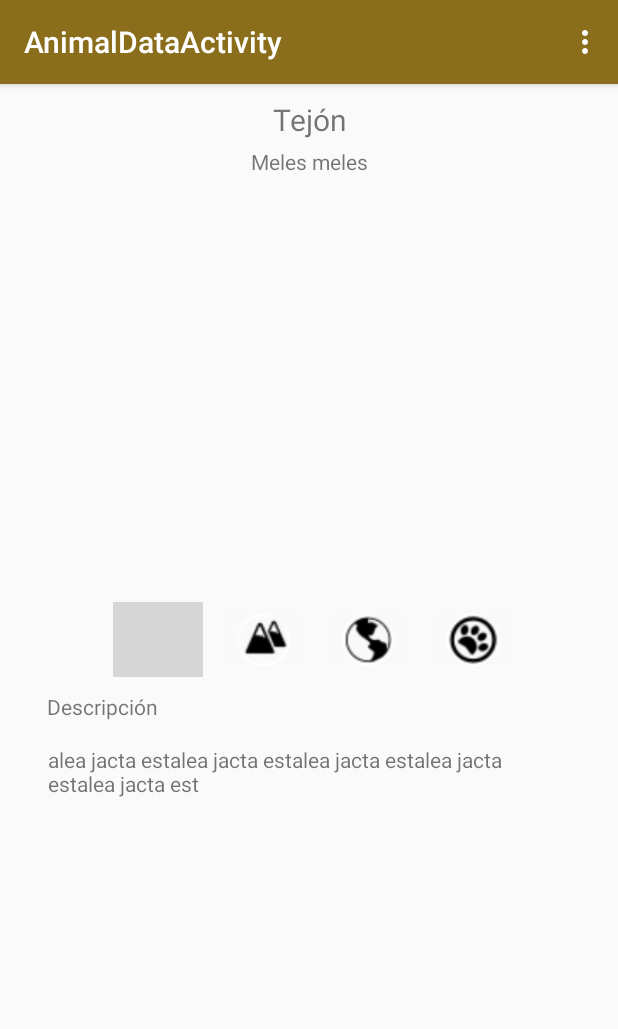
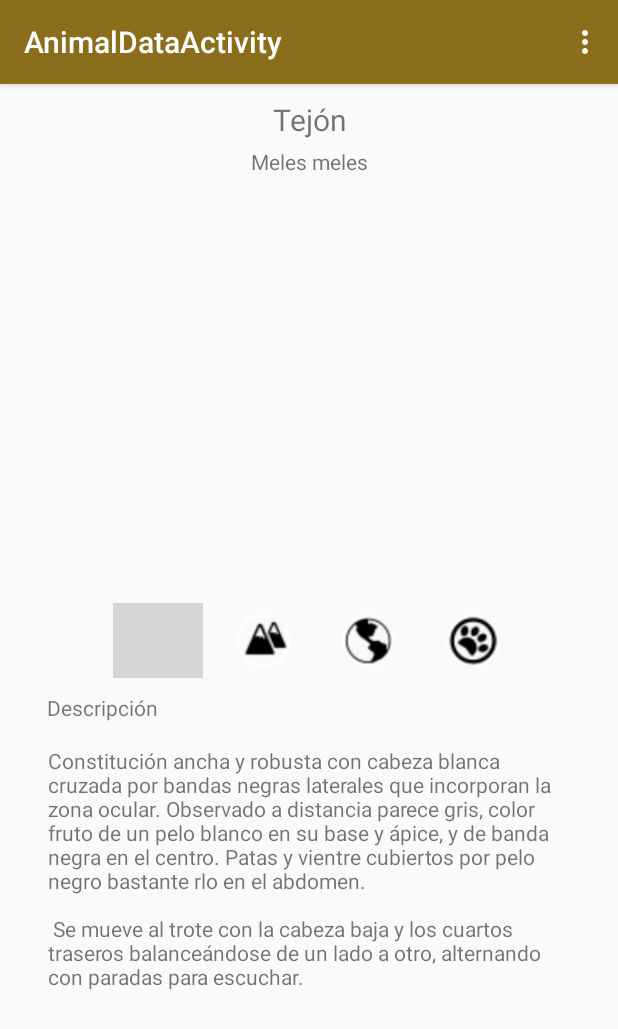
Before and after one commit to txeto90/PetjadesApp, an Android app: the AnimalsListActivity screen opened directly, with no data from a screen before it, after a tap on "Meles meles", on a phone screen of 412 x 824 dp. Shown: the top 1029 px of the screen. Run offline under Robolectric (Android 15) with nearby library versions, the phone set to English and light mode, and no system bars; our stand-ins replace Firebase (no records; nobody signed in at launch, a user with empty details on screens opened directly); 3 other taps on this screen came first; grey boxes are pictures that could not be loaded.

Commit message:
V5 07/04/2020 organitzat. Començe a perfilar

```diff
--- a/app/src/main/java/com/example/petjadesapp/AnimalDataActivity.java
+++ b/app/src/main/java/com/example/petjadesapp/AnimalDataActivity.java
@@ -72,7 +72,7 @@ public class AnimalDataActivity extends MainMenu {
 
         txtVulgar.setText(vulgarName);
         txtScientific.setText(scientificName);
-        txtIndexTitle.setText("Descripción");
+        txtIndexTitle.setText(getString(R.string.txtIndexDescription));
         txtDescription.setText(description);
     }
 
@@ -81,7 +81,7 @@ public class AnimalDataActivity extends MainMenu {
         Bundle extras = getIntent().getExtras();
         String description = extras.getString("description");
         checkImageButtons(ibInfo, ibHabitat, ibTrace, ibDistribution);
-        txtIndexTitle.setText("Descripción");
+        txtIndexTitle.setText(getString(R.string.txtIndexDescription));
         txtDescription.setText(description);
     }
 
@@ -89,7 +89,7 @@ public class AnimalDataActivity extends MainMenu {
         Bundle extras = getIntent().getExtras();
         String habitat = extras.getString("habitat");
         checkImageButtons(ibHabitat, ibInfo, ibTrace, ibDistribution);
-        txtIndexTitle.setText("Hábitat");
+        txtIndexTitle.setText(getString(R.string.txtIndexHabitat));
         txtDescription.setText(habitat);
     }
 
@@ -97,7 +97,7 @@ public class AnimalDataActivity extends MainMenu {
         Bundle extras = getIntent().getExtras();
         String habitat = extras.getString("");
         checkImageButtons(ibDistribution, ibInfo, ibHabitat, ibTrace);
-        txtIndexTitle.setText("Distribució");
+        txtIndexTitle.setText(getString(R.string.txtIndexDistribution));
         txtDescription.setText(habitat);
     }
 
@@ -105,7 +105,7 @@ public class AnimalDataActivity extends MainMenu {
         Bundle extras = getIntent().getExtras();
         String habitat = extras.getString("");
         checkImageButtons(ibTrace, ibInfo, ibHabitat, ibDistribution);
-        txtIndexTitle.setText("Rastres");
+        txtIndexTitle.setText(getString(R.string.txtIndexTrace));
         txtDescription.setText(habitat);
     }
 
--- a/app/src/main/java/dao/SQLiteHelper.java
+++ b/app/src/main/java/dao/SQLiteHelper.java
@@ -8,7 +8,7 @@ import androidx.annotation.Nullable;
 
 public class SQLiteHelper extends SQLiteOpenHelper {
     public static final String DATABASE_NAME = "animals";
-    public static final int DATABASE_VERSION = 2;
+    public static final int DATABASE_VERSION = 5;
 
     //SQL sentence to create a table
     String sqlTableAnimals = "CREATE TABLE animals(codi INTEGER PRIMARY KEY, nomCientific TEXT NOT NULL," +
@@ -18,9 +18,9 @@ public class SQLiteHelper extends SQLiteOpenHelper {
     String sqlLobo = "INSERT INTO animals VALUES (2, 'Canis lupus', 'Lobo', 'alea jacta estalea jacta estalea jacta estalea jacta estalea jacta est'," +
             "'Ars longa, vita brevis Ars longa, vita brevis Ars longa, vita brevis Ars longa, vita brevis')";
     String sqlCorzo = "INSERT INTO animals VALUES (3, 'Capreolus capreolus', 'Corzo', 'alea jacta estalea jacta estalea jacta estalea jacta estalea jacta est'," +
-            "'Ars longa, vita brevis Ars longa, vita brevis Ars longa, vita brevis Ars longa, vita brevisArs longa, vita brevis Ars longa, vita brevis Ars longa, vita brevis Ars longa, vita brevis')";
-    String sqlTejon = "INSERT INTO animals VALUES (4, 'Meles meles', 'Tejón', 'alea jacta estalea jacta estalea jacta estalea jacta estalea jacta est'," +
-            "'Ars longa, vita brevis Ars longa, vita brevis Ars longa, vita brevis Ars longa, vita brevisArs longa, vita brevis Ars longa, vita brevis Ars longa, vita brevis Ars longa, vita brevis')";
+            "'Ars \n \n longa, vita brevis Ars longa, vita brevis Ars longa, vita brevis Ars longa, vita brevisArs longa, vita brevis Ars longa, vita brevis Ars longa, vita brevis Ars longa, vita brevis')";
+    String sqlTejon = "INSERT INTO animals VALUES (4, 'Meles meles', 'Tejón', 'Constitución ancha y robusta con cabeza blanca cruzada por bandas negras laterales que incorporan la zona ocular. Observado a distancia parece gris, color fruto de un pelo blanco en su base y ápice, y de banda negra en el centro. Patas y vientre cubiertos por pelo negro bastante rlo en el abdomen.\n \n Se mueve al trote con la cabeza baja y los cuartos traseros balanceándose de un lado a otro, alternando con paradas para escuchar.'," +
+            "'Tejoneras de muchas bocas y complicada red de galerías y cámaras. Se diferencia de las zorreras por verse fuera montones de tierra y vegetales secos, resultado de la renovación de las camas. Viven en todo tipo de montes y dehesas, aunque no les impide la residencia en áreas cultivadas, campiñas, riveras o cantiles. Más numerosos en mosaicos de bosque con cultivos y pastizales.')";
     String sqlJabali = "INSERT INTO animals VALUES (5, 'Sus scrofa', 'Jabalí', 'alea jacta estalea jacta estalea jacta estalea jacta estalea jacta est'," +
             "'Ars longa, vita brevis Ars longa, vita brevis Ars longa, vita brevis Ars longa, vita brevisArs longa, vita brevis Ars longa, vita brevis Ars longa, vita brevis Ars longa, vita brevis')";
 
--- a/app/src/main/res/layout/content_animal_data.xml
+++ b/app/src/main/res/layout/content_animal_data.xml
@@ -6,30 +6,45 @@
     android:layout_height="match_parent"
     app:layout_behavior="@string/appbar_scrolling_view_behavior">
 
+    <ScrollView
+        android:layout_width="match_parent"
+        android:layout_height="match_parent">
+
+        <androidx.constraintlayout.widget.ConstraintLayout
+            android:layout_width="match_parent"
+            android:layout_height="match_parent">
+
             <TextView
-        android:id="@+id/txtViewVulgarName"
+                android:id="@+id/txtViewIndex"
                 android:layout_width="350dp"
-        android:layout_height="30dp"
-        android:layout_marginStart="30dp"
+                android:layout_height="20dp"
+                android:layout_marginStart="31dp"
                 android:layout_marginTop="10dp"
-        android:layout_marginEnd="30dp"
-        android:text="Vulgar name"
-        android:textAlignment="center"
-        android:textSize="20sp"
-        app:layout_constraintEnd_toEndOf="parent"
+                android:text="Title fo index toggle button"
                 app:layout_constraintStart_toStartOf="parent"
-        app:layout_constraintTop_toTopOf="parent" />
+                app:layout_constraintTop_toBottomOf="@+id/ibDescription" />
+
+            <ImageButton
+                android:id="@+id/ibTrace"
+                android:layout_width="60dp"
+                android:layout_height="50dp"
+                android:layout_marginStart="10dp"
+                android:layout_marginTop="3dp"
+                android:backgroundTint="#FAF9F9"
+                android:onClick="showTrace"
+                android:scaleType="centerCrop"
+                android:src="@drawable/icon1"
+                app:layout_constraintStart_toEndOf="@+id/ibDistribution"
+                app:layout_constraintTop_toBottomOf="@+id/imgViewAnimal" />
 
             <TextView
                 android:id="@+id/txtViewScientificName"
                 android:layout_width="350dp"
                 android:layout_height="20dp"
-        android:layout_marginStart="30dp"
+                android:layout_marginStart="31dp"
                 android:layout_marginTop="42dp"
-        android:layout_marginEnd="30dp"
                 android:text="Scientific name"
                 android:textAlignment="center"
-        app:layout_constraintEnd_toEndOf="parent"
                 app:layout_constraintStart_toStartOf="parent"
                 app:layout_constraintTop_toTopOf="parent" />
 
@@ -37,66 +52,74 @@
                 android:id="@+id/imgViewAnimal"
                 android:layout_width="350dp"
                 android:layout_height="277dp"
-            android:layout_marginStart="30dp"
+                android:layout_marginStart="31dp"
                 android:layout_marginTop="65dp"
-            android:layout_marginEnd="30dp"
-            app:layout_constraintEnd_toEndOf="parent"
                 app:layout_constraintStart_toStartOf="parent"
-            app:layout_constraintTop_toTopOf="parent"
-             />
+                app:layout_constraintTop_toTopOf="parent" />
 
             <ImageButton
                 android:id="@+id/ibDescription"
                 android:layout_width="60dp"
                 android:layout_height="50dp"
                 android:layout_marginStart="75dp"
-        android:layout_marginTop="345dp"
+                android:layout_marginTop="3dp"
                 android:backgroundTint="#CEC8C8 "
                 android:onClick="showInfo"
                 android:scaleType="centerCrop"
                 android:src="@drawable/info48"
                 android:tint="#121111"
                 app:layout_constraintStart_toStartOf="parent"
-        app:layout_constraintTop_toTopOf="parent" />
+                app:layout_constraintTop_toBottomOf="@+id/imgViewAnimal" />
+
+            <TextView
+                android:id="@+id/txtViewInformation"
+                android:layout_width="348dp"
+                android:layout_height="248dp"
+                android:layout_marginStart="32dp"
+                android:layout_marginTop="15dp"
+                android:text="Information about togglebutton"
+                app:layout_constraintStart_toStartOf="parent"
+                app:layout_constraintTop_toBottomOf="@+id/txtViewIndex" />
+
+            <ImageButton
+                android:id="@+id/ibDistribution"
+                android:layout_width="60dp"
+                android:layout_height="50dp"
+                android:layout_marginStart="10dp"
+                android:layout_marginTop="3dp"
+                android:backgroundTint="#FAF9F9"
+                android:onClick="showDistribution"
+                android:scaleType="centerCrop"
+                android:src="@drawable/icon2"
+                app:layout_constraintStart_toEndOf="@+id/ibHabitat"
+                app:layout_constraintTop_toBottomOf="@+id/imgViewAnimal" />
 
             <ImageButton
                 android:id="@+id/ibHabitat"
                 android:layout_width="60dp"
                 android:layout_height="50dp"
                 android:layout_marginStart="10dp"
-        android:layout_marginTop="345dp"
+                android:layout_marginTop="3dp"
                 android:backgroundTint="#FAF9F9"
                 android:onClick="showHabitat"
                 android:scaleType="centerCrop"
                 android:src="@drawable/icon3"
                 app:layout_constraintStart_toEndOf="@+id/ibDescription"
+                app:layout_constraintTop_toBottomOf="@+id/imgViewAnimal" />
+
+            <TextView
+                android:id="@+id/txtViewVulgarName"
+                android:layout_width="350dp"
+                android:layout_height="30dp"
+                android:layout_marginStart="31dp"
+                android:layout_marginTop="10dp"
+                android:text="Vulgar name"
+                android:textAlignment="center"
+                android:textSize="20sp"
+                app:layout_constraintStart_toStartOf="parent"
                 app:layout_constraintTop_toTopOf="parent" />
-
-    <ImageButton
-        android:id="@+id/ibDistribution"
-        android:layout_width="60dp"
-        android:layout_height="50dp"
-        android:layout_marginStart="10dp"
-        android:layout_marginTop="345dp"
-        android:backgroundTint="#FAF9F9"
-        android:onClick="showDistribution"
-        android:scaleType="centerCrop"
-        android:src="@drawable/icon2"
-        app:layout_constraintStart_toEndOf="@+id/ibHabitat"
-        app:layout_constraintTop_toTopOf="parent" />
-
-    <ImageButton
-        android:id="@+id/ibTrace"
-        android:layout_width="60dp"
-        android:layout_height="50dp"
-        android:layout_marginStart="10dp"
-        android:layout_marginTop="345dp"
-        android:backgroundTint="#FAF9F9"
-        android:onClick="showTrace"
-        android:scaleType="centerCrop"
-        android:src="@drawable/icon1"
-        app:layout_constraintStart_toEndOf="@+id/ibDistribution"
-        app:layout_constraintTop_toTopOf="parent" />
+        </androidx.constraintlayout.widget.ConstraintLayout>
+    </ScrollView>
 
     <!--
 <ToggleButton
@@ -140,28 +163,5 @@
     app:layout_constraintStart_toEndOf="@+id/tbDistribution"
     app:layout_constraintTop_toTopOf="parent" />
 -->
-    <TextView
-        android:id="@+id/txtViewIndex"
-        android:layout_width="350dp"
-        android:layout_height="20dp"
-        android:layout_marginStart="30dp"
-        android:layout_marginTop="10dp"
-        android:layout_marginEnd="30dp"
-        android:text="Title fo index toggle button"
-        app:layout_constraintEnd_toEndOf="parent"
-        app:layout_constraintStart_toStartOf="parent"
-        app:layout_constraintTop_toBottomOf="@+id/ibDescription" />
-
-    <TextView
-        android:id="@+id/txtViewInformation"
-        android:layout_width="348dp"
-        android:layout_height="248dp"
-        android:layout_marginStart="30dp"
-        android:layout_marginTop="15dp"
-        android:layout_marginEnd="30dp"
-        android:text="Information about togglebutton"
-        app:layout_constraintEnd_toEndOf="parent"
-        app:layout_constraintStart_toStartOf="parent"
-        app:layout_constraintTop_toBottomOf="@+id/txtViewIndex" />
 
 </androidx.constraintlayout.widget.ConstraintLayout>
```
Also changed, not shown: app/src/main/java/com/example/petjadesapp/DichotomousKeyActivity.java (+0 -11 lines). Lines whose indentation alone changed are shown as unchanged.
